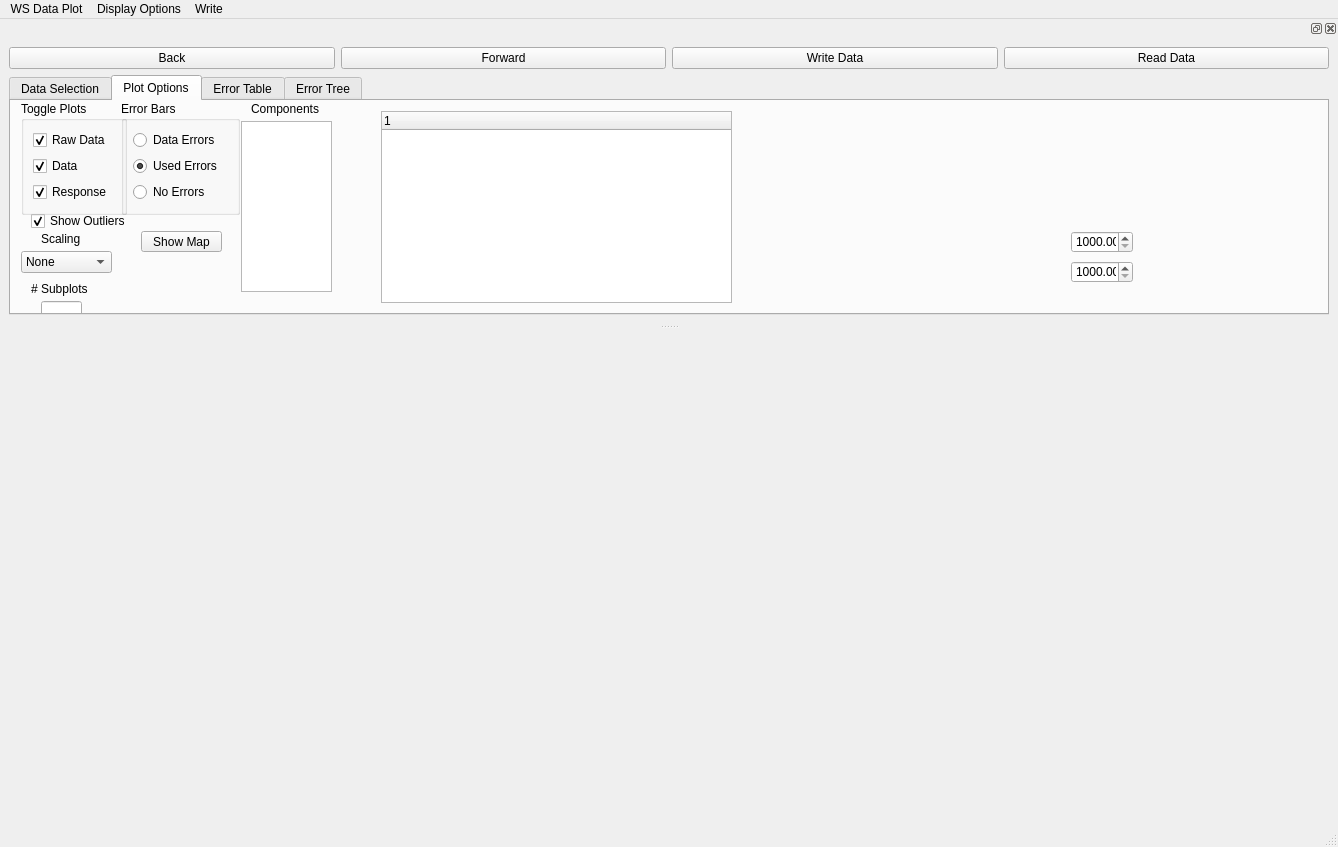
The window that DataGUI/data_plot.ui (eroots/pyMT) describes before a commit, drawn with Qt 5.
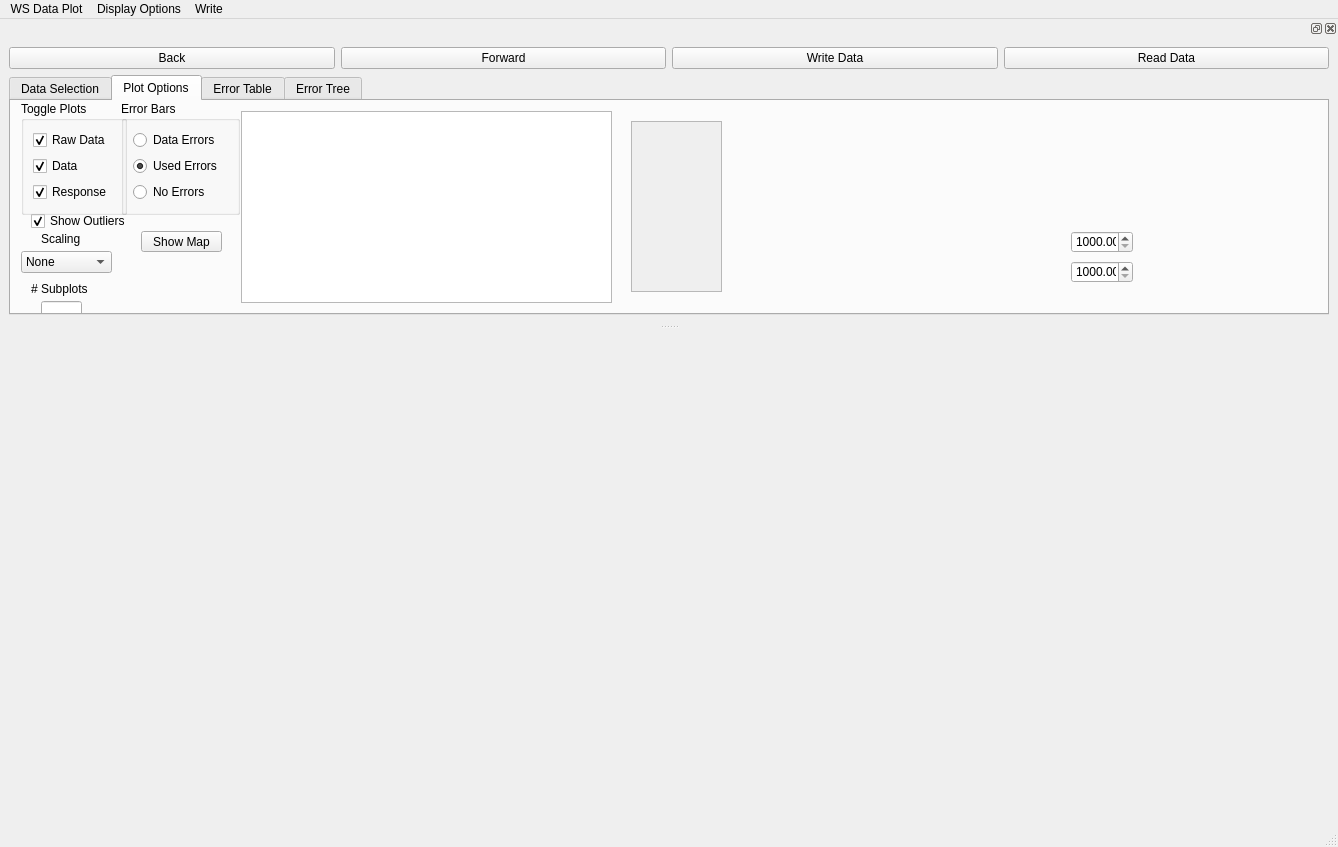
The same window after the commit.

Commit message: Changed comp list in GUI to a table

What changed in the file:
```diff
--- a/DataGUI/data_plot.ui
+++ b/DataGUI/data_plot.ui
@@ -372,19 +372,6 @@
           </item>
          </layout>
         </widget>
-        <widget class="QLabel" name="label_5">
-         <property name="geometry">
-          <rect>
-           <x>240</x>
-           <y>0</y>
-           <width>81</width>
-           <height>16</height>
-          </rect>
-         </property>
-         <property name="text">
-          <string>Components</string>
-         </property>
-        </widget>
         <widget class="QLabel" name="label_6">
          <property name="geometry">
           <rect>
@@ -424,9 +411,12 @@
          </item>
         </widget>
         <widget class="QListWidget" name="comp_list">
+         <property name="enabled">
+          <bool>false</bool>
+         </property>
          <property name="geometry">
           <rect>
-           <x>230</x>
+           <x>620</x>
            <y>20</y>
            <width>91</width>
            <height>171</height>
@@ -559,12 +549,12 @@
           <bool>true</bool>
          </property>
         </widget>
-        <widget class="QTreeWidget" name="comp_tree">
+        <widget class="QTableWidget" name="comp_table">
          <property name="geometry">
           <rect>
-           <x>370</x>
+           <x>230</x>
            <y>10</y>
-           <width>351</width>
+           <width>371</width>
            <height>192</height>
           </rect>
          </property>
@@ -574,11 +564,6 @@
          <property name="selectionMode">
           <enum>QAbstractItemView::ExtendedSelection</enum>
          </property>
-         <column>
-          <property name="text">
-           <string notr="true">1</string>
-          </property>
-         </column>
         </widget>
        </widget>
        <widget class="QWidget" name="ErrorMap">
```
Left out of the diff: 4 changed lines with no effect on the pictures. The commit also changes 4 other files.
